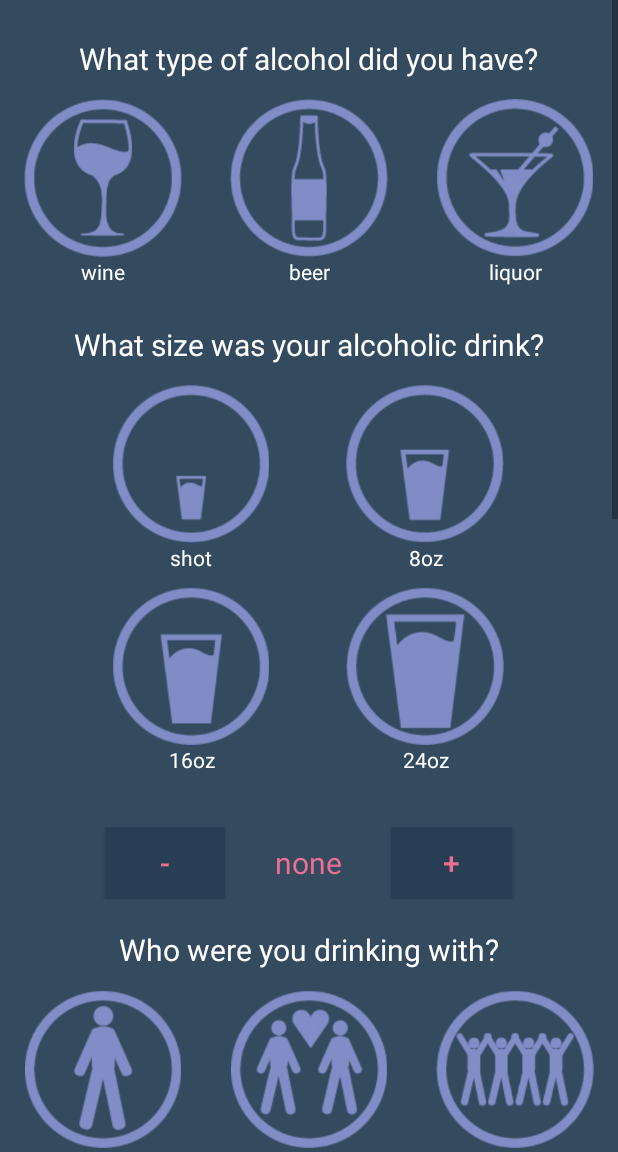
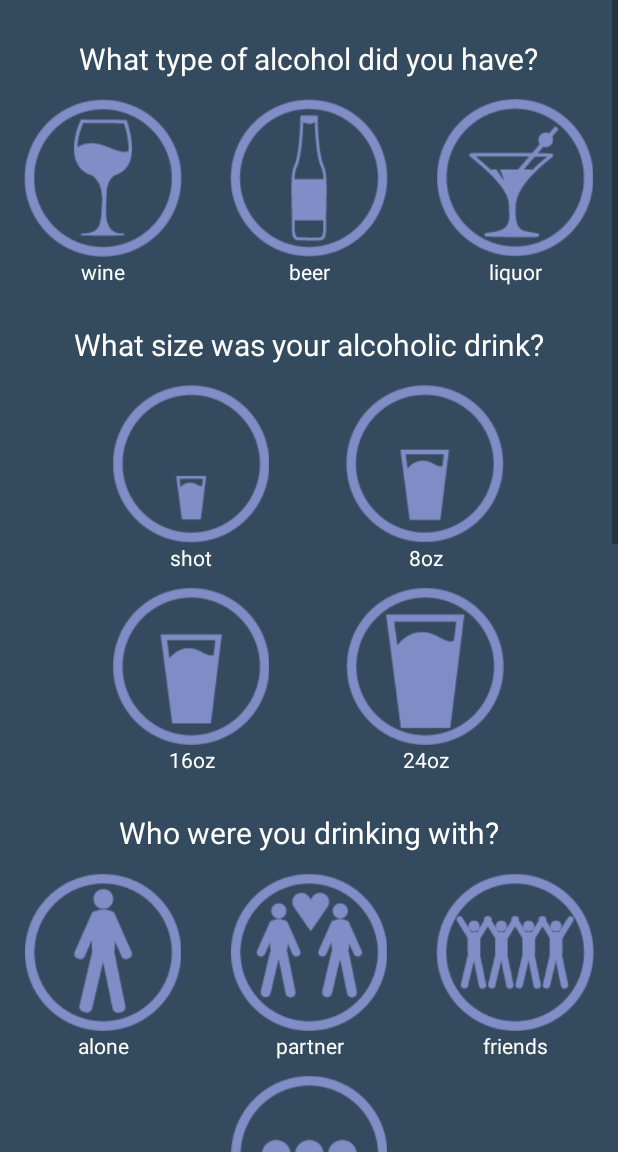
Before and after one commit to samikshasm/capstone_sam_alex, an Android app: the Main2Activity screen opened directly, with no data from a screen before it, on a phone screen of 412 x 824 dp, the part 84-1236 px from its top. Run offline under Robolectric (Android 15) with nearby library versions, the phone set to English and light mode, and no system bars; our stand-ins replace Firebase (no records; nobody signed in at launch, a user with empty details on screens opened directly).

Commit message:
Fix runtime exception caused by uninitialized (also unused) layout references

```diff
--- a/app/src/main/java/com/samalex/slucapstone/Main2Activity.java
+++ b/app/src/main/java/com/samalex/slucapstone/Main2Activity.java
@@ -105,12 +105,6 @@ public class Main2Activity extends AppCompatActivity{
         final RadioButton drink16plus = (RadioButton) findViewById(R.id.radio_16plus);
         final RadioGroup costGroup = (RadioGroup) findViewById(R.id.radioCost);
 
-        final TextView number_drinks_qs = (TextView) findViewById(R.id.number_drinks_qs);
-        final LinearLayout number_drinks_qs_layout = (LinearLayout) findViewById(R.id.number_drinks_qs_layout);
-        final Button drinks_add = (Button) findViewById(R.id.drinks_add_button);
-        final Button drinks_subtract = (Button) findViewById(R.id.drinks_subtract_button);
-        final TextView drinks_counterText = (TextView) findViewById(R.id.drinks_counter);
-
         final Button people_qs_add_button = (Button) findViewById(R.id.people_qs_add_button);
         final Button people_qs_subtract_button = (Button) findViewById(R.id.people_qs_subtract_button);
         final TextView people_qs_counter = (TextView) findViewById(R.id.people_qs_counter);
@@ -127,22 +121,6 @@ public class Main2Activity extends AppCompatActivity{
             }
 
         }
-
-        SharedPreferences prefs = getSharedPreferences("NumberSwitchesToMain2Activity", MODE_PRIVATE);
-        Integer restoredText = prefs.getInt("switches", 0);
-
-        Log.e("switches",restoredText+"");
-
-        if(restoredText==1){
-            number_drinks_qs.setVisibility((View.VISIBLE));
-            number_drinks_qs_layout.setVisibility((View.VISIBLE));
-
-        }
-        else{
-            number_drinks_qs.setVisibility((View.GONE));
-            number_drinks_qs_layout.setVisibility((View.GONE));
-        }
-
 
         drink1_5.setOnClickListener(new View.OnClickListener(){
             public void onClick(View view){
@@ -276,31 +254,6 @@ public class Main2Activity extends AppCompatActivity{
                 sizeCheck = true;
             }
         });
-
-        drinks_add.setOnClickListener(new View.OnClickListener() {
-            public void onClick(View view) {
-                drinksCounter++;
-                if (drinksCounter == 0){
-                    drinks_counterText.setText("none");
-                }else {
-                    drinks_counterText.setText(""+drinksCounter);
-                }
-            }
-        });
-
-        drinks_subtract.setOnClickListener(new View.OnClickListener() {
-            public void onClick(View view) {
-                if (drinksCounter == 0){
-                    drinks_subtract.setEnabled(false);
-                    drinks_counterText.setText("none");
-                }else {
-                    drinksCounter--;
-                    drinks_counterText.setText(""+drinksCounter);
-                }
-            }
-        });
-
-
 
         nobody.setOnClickListener(new View.OnClickListener() {
             public void onClick(View view) {
--- a/app/src/main/res/layout/activity_main2.xml
+++ b/app/src/main/res/layout/activity_main2.xml
@@ -282,58 +282,6 @@
                 </LinearLayout>
 
             </LinearLayout>
-
-            <LinearLayout
-                android:layout_width="match_parent"
-                android:layout_height="wrap_content"
-                android:id="@+id/number_drinks_qs_layout"
-                android:weightSum="5"
-                android:paddingTop="10dp"
-                android:paddingBottom="20dp"
-                android:orientation="horizontal">
-
-                <Space
-                    android:layout_width="0dp"
-                    android:layout_height="1dp"
-                    android:layout_weight="1"/>
-
-                <Button
-                    android:layout_width="10dp"
-                    android:layout_height="wrap_content"
-                    android:id="@+id/drinks_subtract_button"
-                    android:text="-"
-                    android:textSize="20sp"
-                    android:layout_weight="1"
-                    android:background="@color/app_background_darker"
-                    android:textColor="@color/pink"/>
-                <TextView
-                    android:layout_width="40dp"
-                    android:layout_height="wrap_content"
-                    android:id="@+id/drinks_counter"
-                    android:text="none"
-                    android:gravity="center"
-                    android:layout_weight="1"
-                    android:textColor="@color/pink"
-                    android:textSize="20sp"/>
-
-                <Button
-                    android:layout_width="10dp"
-                    android:layout_height="wrap_content"
-                    android:id="@+id/drinks_add_button"
-                    android:text="+"
-                    android:textSize="20sp"
-                    android:layout_weight="1"
-                    android:background="@color/app_background_darker"
-                    android:textColor="@color/pink"/>
-
-                <Space
-                    android:layout_width="0dp"
-                    android:layout_height="1dp"
-                    android:layout_weight="1"/>
-
-
-            </LinearLayout>
-
 
             <TextView
                 android:id="@+id/who_text_view"
```
